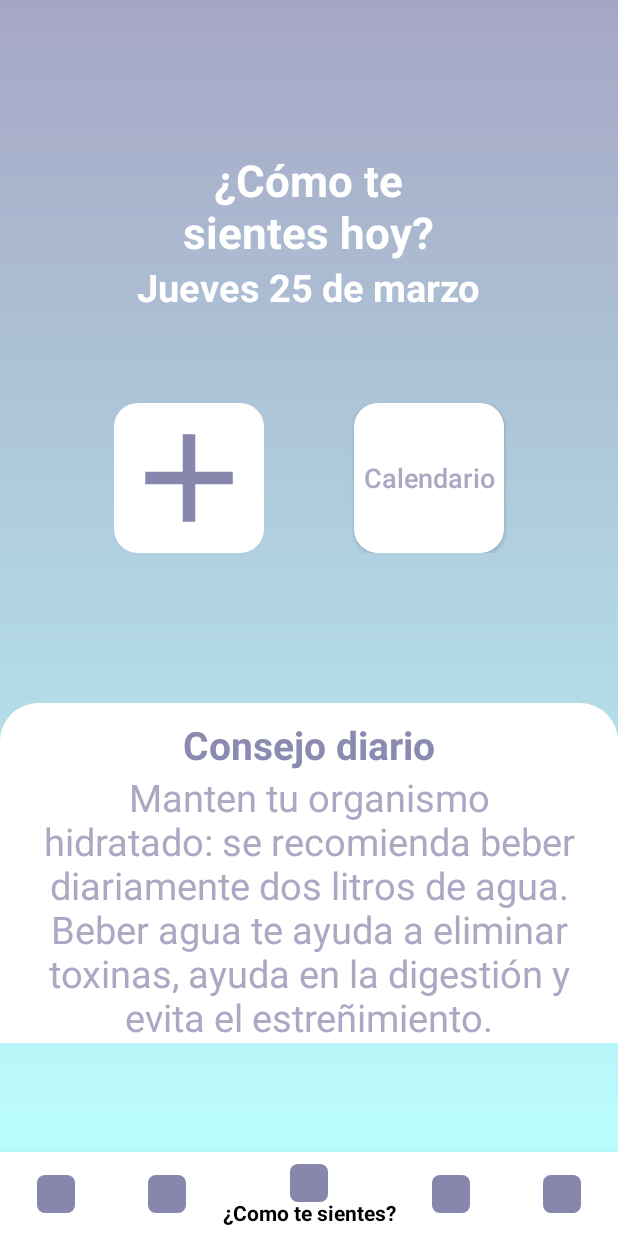
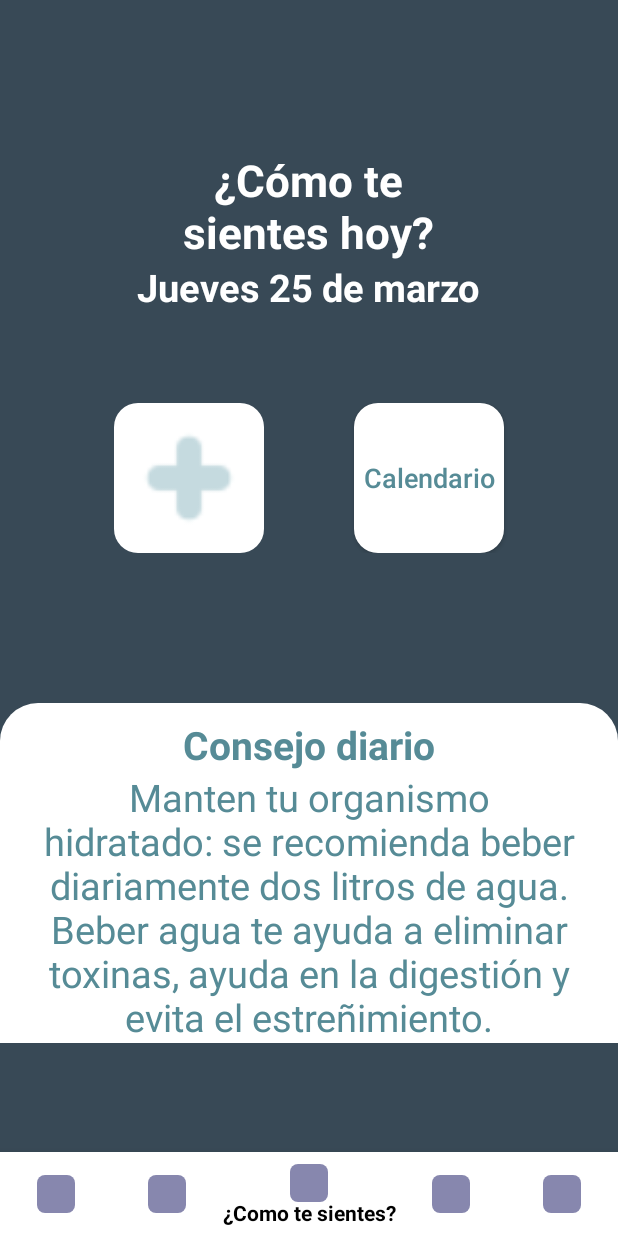
Before and after one commit to Chimbox/mari_sistemasalud, an Android app: the NotificationsFragment screen opened directly, with no data from a screen before it, on a phone screen of 412 x 824 dp. Run offline under Robolectric (Android 15) with nearby library versions, the phone set to English and light mode, and no system bars; our stand-ins replace navigation-ui.

Commit message:
Se cambiaron colores de algunas pantallas principales

```diff
--- a/app/src/main/res/drawable/rounded_light_purple.xml
+++ b/app/src/main/res/drawable/rounded_light_purple.xml
@@ -1,5 +1,5 @@
 <?xml version="1.0" encoding="utf-8"?>
 <shape xmlns:android="http://schemas.android.com/apk/res/android">
     <corners android:radius="18dp" />
-    <solid android:color="@color/light_purple_mari" />
+    <solid android:color="@color/light_background" />
 </shape>
--- a/app/src/main/res/drawable/rounded_purple_button.xml
+++ b/app/src/main/res/drawable/rounded_purple_button.xml
@@ -1,5 +1,5 @@
 <?xml version="1.0" encoding="utf-8"?>
 <shape xmlns:android="http://schemas.android.com/apk/res/android">
     <corners android:radius="18dp" />
-    <solid android:color="@color/purple_mari" />
+    <solid android:color="@color/button_background" />
 </shape>
--- a/app/src/main/res/layout/activity_main.xml
+++ b/app/src/main/res/layout/activity_main.xml
@@ -5,7 +5,7 @@
     android:layout_width="match_parent"
     android:layout_height="match_parent"
     android:orientation="vertical"
-    android:background="@drawable/gradient_background"
+    android:background="@color/background"
     tools:context=".SplashActivity">
     <LinearLayout
         android:layout_width="match_parent"
@@ -59,7 +59,7 @@
             android:text="@string/crear_cuenta"
             android:layout_marginVertical="5dp"
             android:textSize="20sp"
-            android:textColor="@color/purple_mari"
+            android:textColor="@color/dark_foreground"
             android:background="@drawable/rounded_white_button"/>
 
     </LinearLayout>
--- a/app/src/main/res/layout/activity_splash.xml
+++ b/app/src/main/res/layout/activity_splash.xml
@@ -5,7 +5,7 @@
     android:layout_width="match_parent"
     android:layout_height="match_parent"
     android:orientation="vertical"
-    android:background="@drawable/gradient_background"
+    android:background="@color/background"
     tools:context=".SplashActivity">
     <LinearLayout
         android:layout_width="match_parent"
--- a/app/src/main/res/layout/activity_welcome.xml
+++ b/app/src/main/res/layout/activity_welcome.xml
@@ -5,7 +5,7 @@
     android:layout_width="match_parent"
     android:layout_height="match_parent"
     android:orientation="vertical"
-    android:background="@drawable/gradient_background"
+    android:background="@color/background"
     tools:context=".WelcomeActivity">
     <LinearLayout
         android:layout_width="match_parent"
@@ -21,6 +21,6 @@
             android:text="@string/welcome"
             android:textStyle="bold"
             android:fontFamily="sans-serif-black"
-            android:textSize="60sp"/>
+            android:textSize="45sp"/>
     </LinearLayout>
 </LinearLayout>
--- a/app/src/main/res/layout/fragment_como_sientes.xml
+++ b/app/src/main/res/layout/fragment_como_sientes.xml
@@ -4,7 +4,7 @@
     xmlns:tools="http://schemas.android.com/tools"
     android:layout_width="match_parent"
     android:layout_height="match_parent"
-    android:background="@drawable/gradient_background"
+    android:background="@color/background"
     android:orientation="vertical"
     tools:context=".ui.como_sientes.NotificationsFragment">
 
@@ -47,13 +47,14 @@
         <LinearLayout
             android:layout_width="100dp"
             android:layout_height="100dp"
+            android:gravity="center"
             android:background="@drawable/little_card_view_background">
 
             <ImageButton
-                android:layout_width="wrap_content"
-                android:layout_height="wrap_content"
+                android:layout_width="match_parent"
+                android:layout_height="match_parent"
                 android:layout_gravity="center"
-                android:background="@drawable/add"/>
+                android:background="@drawable/ic_add"/>
 
         </LinearLayout>
 
@@ -63,7 +64,7 @@
             android:background="@drawable/little_card_view_background"
             android:textSize="18sp"
             android:gravity="center"
-            android:textColor="@color/text_color_gray"
+            android:textColor="@color/dark_foreground"
             android:layout_marginLeft="60dp"
             android:textAllCaps="false"
             android:text="@string/calendario">
@@ -86,7 +87,7 @@
                 android:gravity="center"
                 android:layout_marginTop="10dp"
                 android:text="@string/consejo_diario"
-                android:textColor="@color/text_color_title"
+                android:textColor="@color/dark_foreground"
                 android:textStyle="bold"
                 android:textSize="26sp"/>
             <TextView
@@ -97,7 +98,7 @@
                 android:layout_marginLeft="20dp"
                 android:layout_marginRight="20dp"
                 android:text="@string/consejo_diario_como_te_sientes"
-                android:textColor="@color/text_color_gray"
+                android:textColor="@color/dark_foreground"
                 android:textSize="25sp"/>
         </LinearLayout>
     </ScrollView>
--- a/app/src/main/res/values/colors.xml
+++ b/app/src/main/res/values/colors.xml
@@ -7,6 +7,13 @@
     <color name="teal_700">#FF018786</color>
     <color name="black">#FF000000</color>
     <color name="white">#FFFFFFFF</color>
+    <color name="background">#384956</color>
+    <color name="light_background">#C5DADF</color>
+    <color name="button_background">#437E8B</color>
+    <color name="dark_foreground">#568B96</color>
+    <color name="light_foreground">#437E8B</color>
+    <color name="red_foreground">#B83333</color>
+    <color name="red_background">#B83333</color>
     <color name="purple_mari_dark">#63638A</color>
     <color name="purple_mari">#8787AE</color>
     <color name="light_purple_mari">#E2E2F1</color>
```
Also changed, not shown: app/src/main/java/mx/edu/itson/mari_salud/ui/metas/DashboardFragment.kt (+5 -3 lines), app/src/main/res/layout/activity_login.xml (+7 -7 lines), app/src/main/res/layout/activity_register.xml (+7 -7 lines), app/src/main/res/drawable-v24/ic_add.png (added).
